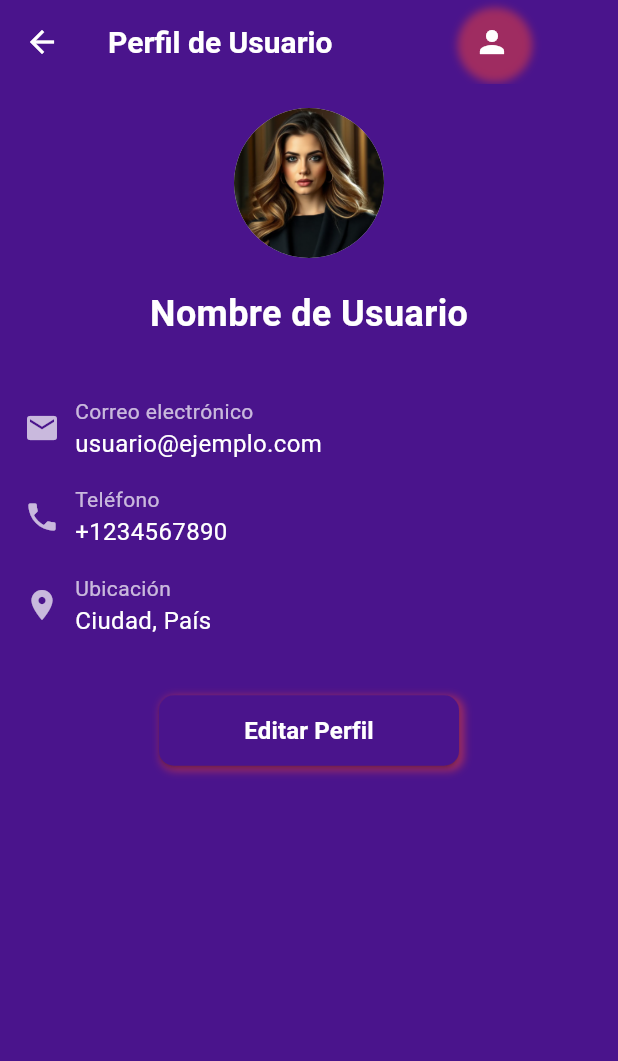
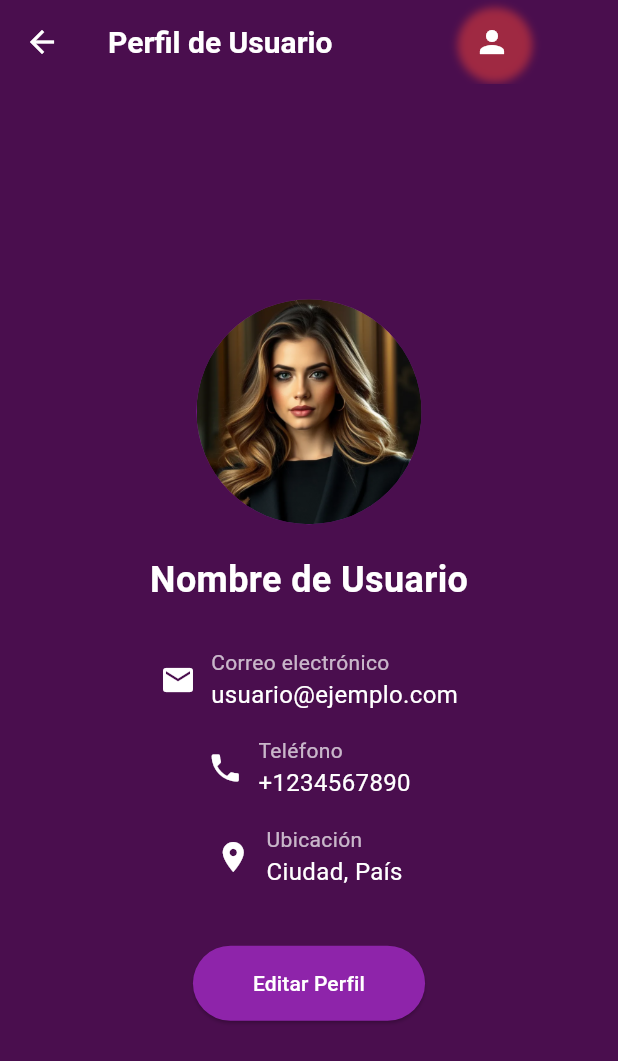
Before and after one commit to EBUSSCHILE/HOTSCREEN, a Flutter app: the UserProfileScreen screen opened directly, on a phone screen of 412 x 824 dp. Shown: the top 1061 px of the screen. Run offline on Flutter 3.47's test engine with Material 3 defaults, Android fonts, the phone set to English and light mode, and no system bars; our stand-ins replace flutter_colorpicker, flutter_svg, simple_animations; project files that could hold a hidden picture were left out.

Commit message:
Actualización de la interfaz de usuario y corrección de errores web

```diff
--- a/lib/config/app_config.dart
+++ b/lib/config/app_config.dart
@@ -23,7 +23,5 @@ class AppConfig extends StatelessWidget {
     );
   }
 
-  static ThemeData getTheme() {
-    return AppTheme.lightTheme;
-  }
+  static ThemeData get theme => AppTheme.lightTheme;  // Esta línea causa el error
 }
--- a/lib/constants/app_constants.dart
+++ b/lib/constants/app_constants.dart
@@ -2,21 +2,28 @@ import 'package:flutter/material.dart';
 
 class AppConstants {
   // Colores principales
-  static const Color backgroundColor = Color(0xFF000080); // Azul oscuro
-  static const Color darkViolet = Color(0xFF4A148C);
+  static const Color backgroundColor = Color(0xFF4A0E4E); // Violeta oscuro (fondo principal)
+  static const Color darkViolet = Color(0xFF4A0E4E);
   static const Color marengo = Color(0xFF4A4E69);
-  static const Color primaryColor = Colors.blue;
-  static const Color secondaryColor = Colors.white;
-  static const Color accentColor = Colors.orange;
+  static const Color primaryColor = Color(0xFF8E24AA); // Violeta más claro para elementos interactivos
+  static const Color secondaryColor = Color(0xFFFFD54F); // Amarillo más suave para acentos
+  static const Color accentColor = Color(0xFFFF6E40); // Naranja para elementos de acción
 
   // Colores de la AppBar
-  static const Color appBarBackgroundColor = Color(0xFF4A148C); // Violeta oscuro
+  static const Color appBarBackgroundColor = backgroundColor;
   static const Color appBarTextColor = Colors.white;
   static const Color appBarIconColor = Colors.white;
 
-  // Colores de entrada
-  static const Color inputBackgroundColor = secondaryColor;
-  static const Color inputBorderColor = Color(0xFFE0E0E0);
+  // Colores de entrada y configuración
+  static const Color inputBackgroundColor = Color(0xFF6A2E72); // Violeta más claro para fondos de entrada
+  static const Color inputBorderColor = Color(0xFF8E24AA); // Borde del mismo color que primaryColor
+  static const Color inputHintColor = Color(0xFFBDBDBD); // Gris claro para texto de sugerencia
+  static const Color settingsItemBackgroundColor = inputBackgroundColor;
+  static const Color optionTextColor = Colors.white;
+
+  // Otros colores
+  static const Color buttonTextColor = Colors.white;
+  static const Color standardTextColor = Colors.white;
 
   // Tamaños
   static const double paddingSmall = 8.0;
@@ -32,16 +39,7 @@ class AppConstants {
   static const Duration animationDurationMedium = Duration(milliseconds: 500);
   static const Duration animationDurationLong = Duration(milliseconds: 1000);
 
-  // Colores de botones
-  static const Color buttonTextColor = Colors.white;
-
-  // Añadimos esta línea
-  static const Color optionTextColor = secondaryColor;
-
   static const Color standardBackgroundColor = darkViolet;
-
-  // Nuevo color estándar para textos
-  static const Color standardTextColor = Colors.white;
 }
 
 class AppColors {
--- a/lib/screens/user_profile_screen.dart
+++ b/lib/screens/user_profile_screen.dart
@@ -1,53 +1,76 @@
 import 'package:flutter/material.dart';
 import '../widgets/standard_app_bar.dart';
-import '../widgets/custom_button.dart'; // Mantén esta importación si se usa en alguna parte
-// Importa otros widgets individuales según sea necesario
+import '../constants/app_constants.dart';
+import '../widgets/app_background.dart';
+import '../widgets/full_screen_image_view.dart';
 
 class UserProfileScreen extends StatelessWidget {
   const UserProfileScreen({super.key});
 
   @override
   Widget build(BuildContext context) {
-    return Scaffold(
+    return AppBackground(
+      child: Scaffold(
+        backgroundColor: AppConstants.backgroundColor, // Cambiado a backgroundColor
         appBar: const StandardAppBar(
           title: 'Perfil de Usuario',
+          showBackButton: true,
         ),
-      body: SingleChildScrollView(
-        child: Padding(
-          padding: const EdgeInsets.all(16.0),
+        body: Padding(
+          padding: const EdgeInsets.all(AppConstants.paddingMedium),
           child: Column(
-            crossAxisAlignment: CrossAxisAlignment.start,
+            mainAxisAlignment: MainAxisAlignment.center,
+            crossAxisAlignment: CrossAxisAlignment.center,
             children: [
-              const Center(
+              GestureDetector(
+                onDoubleTap: () {
+                  Navigator.of(context).push(MaterialPageRoute(
+                    builder: (context) => const FullScreenImageView(imageAsset: 'assets/images/default_avatar.png'),
+                  ));
+                },
+                child: Hero(
+                  tag: 'profileImage',
                   child: CircleAvatar(
-                  radius: 50,
-                  backgroundImage: AssetImage('assets/images/default_avatar.png'),
-                  // Reemplaza con la imagen de perfil del usuario si está disponible
+                    radius: 75,
+                    backgroundColor: AppConstants.primaryColor,
+                    child: ClipOval(
+                      child: Image.asset(
+                        'assets/images/default_avatar.png',
+                        width: 150,
+                        height: 150,
+                        fit: BoxFit.cover,
+                      ),
+                    ),
+                  ),
                 ),
               ),
               const SizedBox(height: 20),
-              const Center(
-                child: Text(
+              const Text(
                 'Nombre de Usuario',
                 style: TextStyle(
                   fontSize: 24,
                   fontWeight: FontWeight.bold,
-                    color: Colors.white,
+                  color: AppConstants.standardTextColor,
                 ),
               ),
-              ),
+              const SizedBox(height: 20),
+              _buildInfoRow(Icons.email, 'Correo electrónico', 'usuario@ejemplo.com'),
+              _buildInfoRow(Icons.phone, 'Teléfono', '+1234567890'),
+              _buildInfoRow(Icons.location_on, 'Ubicación', 'Ciudad, País'),
               const SizedBox(height: 30),
-              _buildInfoItem(Icons.email, 'Correo electrónico', 'usuario@ejemplo.com'),
-              _buildInfoItem(Icons.phone, 'Teléfono', '+1234567890'),
-              _buildInfoItem(Icons.location_on, 'Ubicación', 'Ciudad, País'),
-              const SizedBox(height: 30),
-              Center(
-                child: CustomButton(
-                  texto: 'Editar Perfil',
+              ElevatedButton(
                 onPressed: () {
                   // Lógica para editar perfil
                 },
+                style: ElevatedButton.styleFrom(
+                  backgroundColor: AppConstants.primaryColor,
+                  foregroundColor: AppConstants.buttonTextColor,
+                  padding: const EdgeInsets.symmetric(horizontal: 40, vertical: 15),
+                  shape: RoundedRectangleBorder(
+                    borderRadius: BorderRadius.circular(30),
                   ),
+                ),
+                child: const Text('Editar Perfil'),
               ),
             ],
           ),
@@ -56,23 +79,30 @@ class UserProfileScreen extends StatelessWidget {
     );
   }
 
-  Widget _buildInfoItem(IconData icon, String label, String value) {
+  Widget _buildInfoRow(IconData icon, String label, String value) {
     return Padding(
       padding: const EdgeInsets.symmetric(vertical: 8.0),
       child: Row(
+        mainAxisAlignment: MainAxisAlignment.center,
         children: [
-          Icon(icon, color: Colors.white70),
+          Icon(icon, color: AppConstants.standardTextColor),
           const SizedBox(width: 10),
           Column(
             crossAxisAlignment: CrossAxisAlignment.start,
             children: [
               Text(
                 label,
-                style: const TextStyle(color: Colors.white70, fontSize: 14),
+                style: TextStyle(
+                  color: AppConstants.standardTextColor.withOpacity(0.7),
+                  fontSize: 14,
+                ),
               ),
               Text(
                 value,
-                style: const TextStyle(color: Colors.white, fontSize: 16),
+                style: const TextStyle(
+                  color: AppConstants.standardTextColor,
+                  fontSize: 16,
+                ),
               ),
             ],
           ),
```
Also changed, not shown: lib/config/app_theme.dart (+18 -23 lines), lib/main.dart (+5 -13 lines), lib/screens/settings_screen.dart (+19 -9 lines), lib/styles/app_styles.dart (+5 -46 lines), lib/widgets/custom_app_bar_with_user_and_title.dart (+13 -9 lines), lib/widgets/full_screen_image_view.dart (added, +30 -0 lines), lib/widgets/settings_button.dart (+13 -6 lines), lib/widgets/settings_item.dart (added, +33 -0 lines), lib/widgets/user_icon.dart (added, +21 -0 lines), lib/styles/app_button_styles.dart (line endings or trailing spaces), 3 other files. Lines whose indentation alone changed are shown as unchanged.
